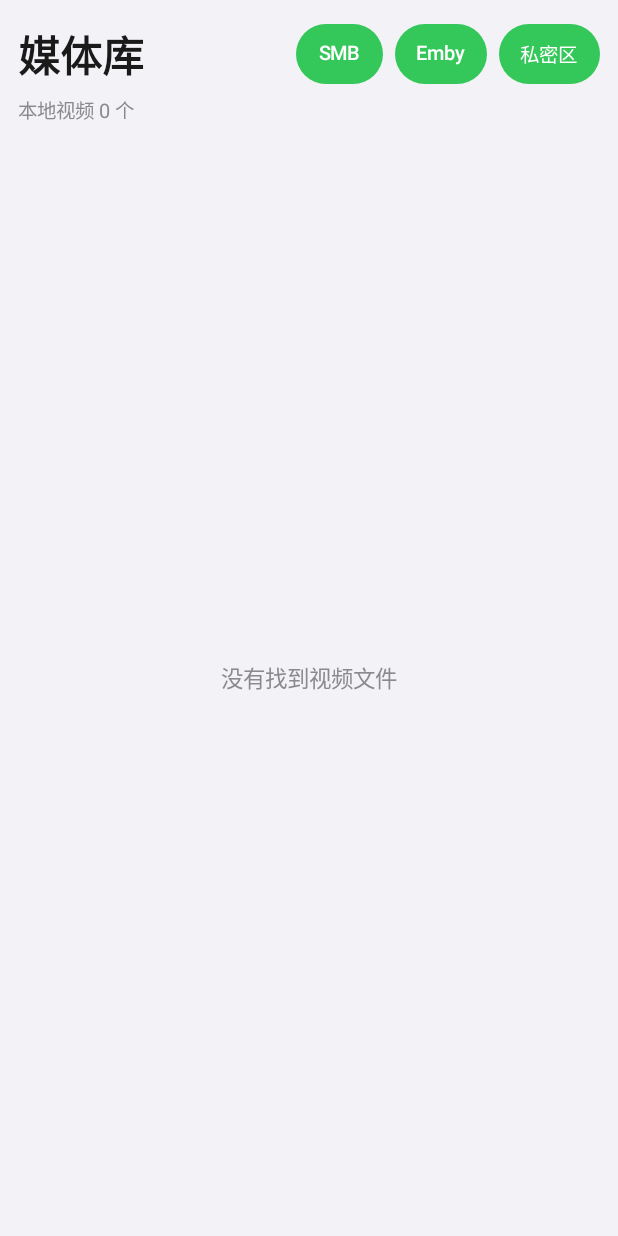
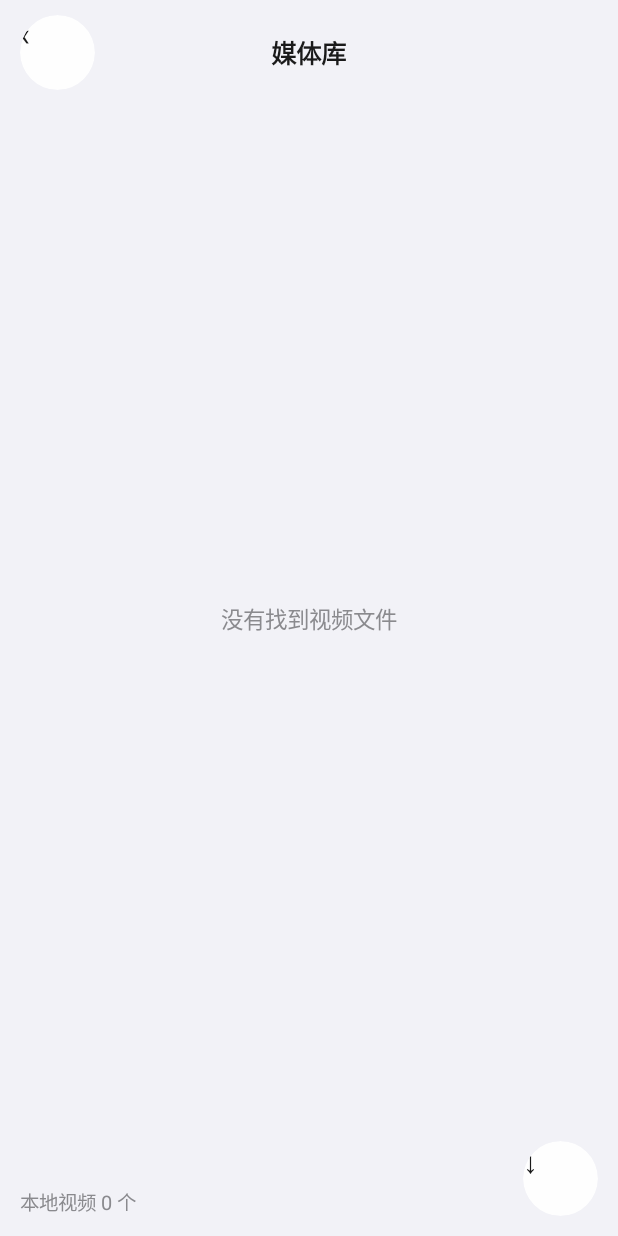
Before and after one commit to syzayy520/kivo-video, an Android app built with Jetpack Compose: the MediaLibraryActivity screen opened directly, with no data from a screen before it, on a phone screen of 412 x 824 dp. Run offline under Robolectric (Android 15) with nearby library versions, the phone set to English and light mode, and no system bars.

Commit message:
feat(237-C1): 详情页骨架 + 媒体库重铸为帧规格（浮钮组/铺底/居中卡）
- 详情页: hero 缩略图全出血+渐变+毛玻璃返回钮 + 元信息行 + 评分徽章位
  + 绿色主播放钮（全 app 唯一强 tint）+ 私密区次钮 + 简介占位（TMDB v2）
- 路由: 海报点 → 详情页 → 直接播放（参照 §6.4 语义，替代直跳播放器）
- 媒体库: 网格全屏铺底 + 毛玻璃返回钮 + 居中标题 + 排序浮钮（真功能：日期升降）
  + 底部状态行；SMB/Emby/私密区入口收敛到资源库页
- 22 张 detail/movie 帧为参数级测量任务（当前为结构级对齐，明示）

```diff
--- a/android/app/src/main/AndroidManifest.xml
+++ b/android/app/src/main/AndroidManifest.xml
@@ -30,6 +30,7 @@
                 <activity android:name=".smb.SmbActivity" android:exported="true"/>
                 <activity android:name=".emby.EmbyActivity" android:exported="true"/>
                 <activity android:name=".privatezone.PrivateActivity" android:exported="true"/>
+                <activity android:name=".ui.detail.DetailActivity" android:exported="true"/>
 <activity
             android:name=".ui.compose.PlayerComposeActivity"
             android:screenOrientation="landscape"
--- a/android/app/src/main/java/com/kivo/cinema/MainActivity.kt
+++ b/android/app/src/main/java/com/kivo/cinema/MainActivity.kt
@@ -191,7 +191,8 @@ class MainActivity : ComponentActivity() {
 
     private fun openPlayer(item: MediaItem) {
         startActivity(android.content.Intent(this,
-            com.kivo.cinema.ui.compose.PlayerComposeActivity::class.java)
-            .putExtra("kivo.media", item.path))
+            com.kivo.cinema.ui.detail.DetailActivity::class.java)
+            .putExtra("kivo.media", item.path)
+            .putExtra("kivo.durationMs", item.durationMs))
     }
 }
--- a/android/app/src/main/java/com/kivo/cinema/library/MediaLibraryActivity.kt
+++ b/android/app/src/main/java/com/kivo/cinema/library/MediaLibraryActivity.kt
@@ -12,6 +12,8 @@ import androidx.activity.compose.setContent
 import androidx.activity.result.contract.ActivityResultContracts
 import androidx.compose.foundation.ExperimentalFoundationApi
 import androidx.compose.foundation.Image
+import com.kivo.cinema.ui.design.DesignTokens
+import com.kivo.cinema.ui.design.GlassCircleButton
 import androidx.compose.foundation.background
 import androidx.compose.foundation.clickable
 import androidx.compose.foundation.combinedClickable
@@ -67,6 +69,7 @@ class MediaLibraryActivity : ComponentActivity() {
     private val privGate = com.kivo.cinema.privatezone.PrivateGate()
     private var privEpoch by mutableStateOf(0)
     private var menuFor by mutableStateOf<MediaItem?>(null)
+    private var sortDesc by mutableStateOf(true)
 
     private val permissionLauncher = registerForActivityResult(
         ActivityResultContracts.RequestPermission()
@@ -121,7 +124,7 @@ class MediaLibraryActivity : ComponentActivity() {
             contentResolver.query(
                 MS.Video.Media.EXTERNAL_CONTENT_URI,
                 projection, null, null,
-                "${MS.Video.Media.DATE_ADDED} DESC"
+                "${MS.Video.Media.DATE_ADDED} " + if (sortDesc) "DESC" else "ASC"
             )?.use { cursor: Cursor ->
                 while (cursor.moveToNext()) {
                     list.add(MediaItem(
@@ -144,8 +147,10 @@ class MediaLibraryActivity : ComponentActivity() {
     }
 
     private fun openPlayer(item: MediaItem) {
-        val intent = Intent(this, com.kivo.cinema.ui.compose.PlayerComposeActivity::class.java)
+        // 237-C：海报点 → 详情页（详情内直接播放）
+        val intent = Intent(this, com.kivo.cinema.ui.detail.DetailActivity::class.java)
             .putExtra("kivo.media", item.path)
+            .putExtra("kivo.durationMs", item.durationMs)
         startActivity(intent)
     }
 
@@ -202,46 +207,12 @@ class MediaLibraryActivity : ComponentActivity() {
 
     @Composable
     private fun MediaLibraryScreen() {
-        Column(
+        // lib_01/lib_02 帧规格：网格全屏铺底，控制钮全部悬浮
+        Box(
             modifier = Modifier
                 .fillMaxSize()
                 .background(Color(0xFFF2F2F7))
-                .padding(12.dp)
         ) {
-            Row(verticalAlignment = Alignment.CenterVertically) {
-                Text("媒体库", fontSize = 28.sp, fontWeight = FontWeight.Bold,
-                    color = Color(0xFF1A1A1A))
-                Spacer(Modifier.weight(1f))
-                Button(
-                    onClick = { openSmb() },
-                    colors = androidx.compose.material3.ButtonDefaults.buttonColors(
-                        containerColor = Color(0xFF34C759)
-                    ),
-                    contentPadding = androidx.compose.foundation.layout.PaddingValues(
-                        horizontal = 14.dp, vertical = 6.dp)
-                ) { Text("SMB", fontSize = 13.sp) }
-                Spacer(Modifier.width(8.dp))
-                Button(
-                    onClick = { openEmby() },
-                    colors = androidx.compose.material3.ButtonDefaults.buttonColors(
-                        containerColor = Color(0xFF34C759)
-                    ),
-                    contentPadding = androidx.compose.foundation.layout.PaddingValues(
-                        horizontal = 14.dp, vertical = 6.dp)
-                ) { Text("Emby", fontSize = 13.sp) }
-                Spacer(Modifier.width(8.dp))
-                Button(
-                    onClick = { openPrivateZone() },
-                    colors = androidx.compose.material3.ButtonDefaults.buttonColors(
-                        containerColor = Color(0xFF34C759)
-                    ),
-                    contentPadding = androidx.compose.foundation.layout.PaddingValues(
-                        horizontal = 14.dp, vertical = 6.dp)
-                ) { Text("私密区", fontSize = 13.sp) }
-            }
-            Spacer(Modifier.height(4.dp))
-            Text(status, fontSize = 13.sp, color = Color(0xFF8A8A8E))
-            Spacer(Modifier.height(8.dp))
             if (permissionGranted && items.isNotEmpty()) {
                 PosterWall()
             } else if (permissionGranted) {
@@ -249,6 +220,34 @@ class MediaLibraryActivity : ComponentActivity() {
                     Text("没有找到视频文件", fontSize = 15.sp, color = Color(0xFF8A8A8E))
                 }
             }
+            // 顶部：毛玻璃返回钮（左）+ 标题（中）
+            Row(
+                Modifier
+                    .fillMaxWidth()
+                    .padding(horizontal = 13.dp, vertical = 10.dp),
+                verticalAlignment = Alignment.CenterVertically,
+            ) {
+                GlassCircleButton(
+                    modifier = Modifier.clickable { finish() }
+                ) { Text("‹", fontSize = 22.sp, color = Color(0xFF1A1A1A)) }
+                Spacer(Modifier.weight(1f))
+                Text("媒体库", fontSize = 17.sp, fontWeight = FontWeight.Bold,
+                    color = Color(0xFF1A1A1A))
+                Spacer(Modifier.weight(1f))
+                Spacer(Modifier.width(DesignTokens.circleButton.dp))
+            }
+            // 底部右：排序浮钮（真实功能：日期升/降切换）
+            GlassCircleButton(
+                modifier = Modifier
+                    .align(Alignment.BottomEnd)
+                    .padding(13.dp)
+                    .clickable { sortDesc = !sortDesc; scanVideos() }
+            ) { Text(if (sortDesc) "↓" else "↑", fontSize = 20.sp, color = Color(0xFF1A1A1A)) }
+            // 底部左：状态行
+            Text(status, fontSize = 13.sp, color = Color(0xFF8A8A8E),
+                modifier = Modifier
+                    .align(Alignment.BottomStart)
+                    .padding(13.dp))
         }
         // 231：长按标记菜单
         menuFor?.let { target ->
```
Also changed, not shown: android/app/src/main/java/com/kivo/cinema/ui/detail/DetailActivity.kt (added, +211 -0 lines), 6 other files.
